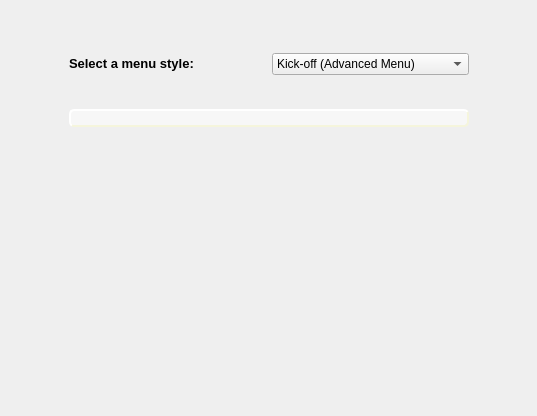
First picture: the form in kde4/kaptan4/src/gui/menuWidget.ui, repository pars-linux/uludag, before the edit.
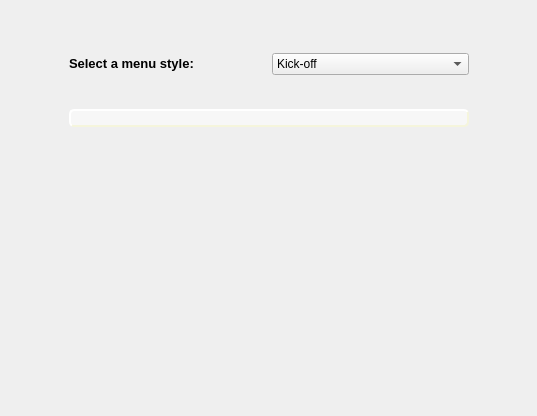
Second picture: the form after the edit.

What changed in the file:
```diff
--- a/kde4/kaptan4/src/gui/menuWidget.ui
+++ b/kde4/kaptan4/src/gui/menuWidget.ui
@@ -75,7 +75,7 @@
          </property>
          <item>
           <property name="text">
-           <string>Kick-off (Advanced Menu)</string>
+           <string>Kick-off </string>
           </property>
          </item>
          <item>
```
Left out of the diff: 8 changed lines with no effect on the pictures.
